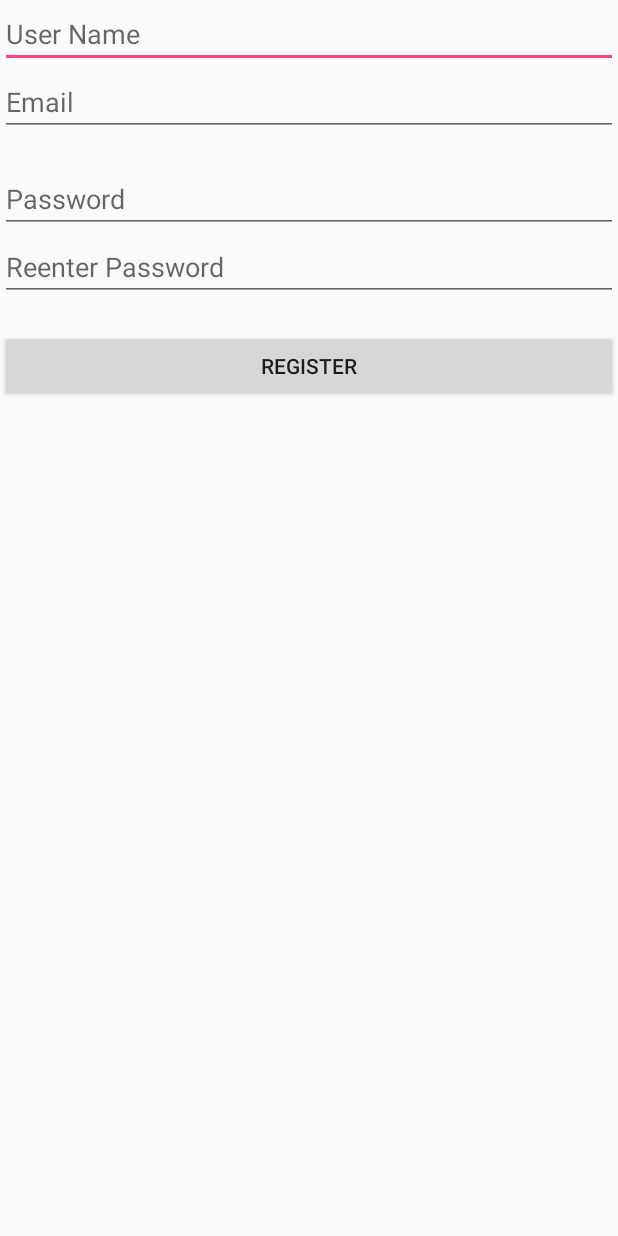
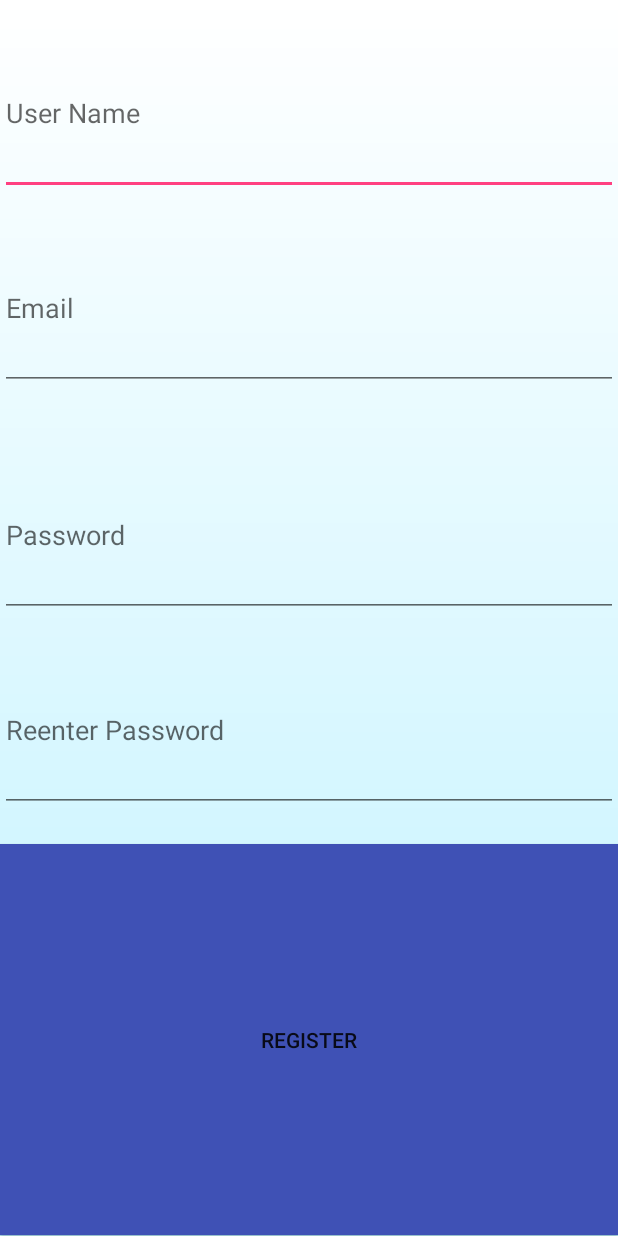
Before and after one commit to krglaws/Pelican, an Android app: the RegistrationActivity screen opened directly, with no data from a screen before it, on a phone screen of 412 x 824 dp. Run offline under Robolectric (Android 15) with nearby library versions, the phone set to English and light mode, and no system bars; our stand-ins replace Firebase (no records; nobody signed in at launch, a user with empty details on screens opened directly); 1 statement that could not run was skipped.

Commit message:
Uploads working. New video files are randomly named, then deleted. Prettied up Login/Registration activities.

```diff
--- a/app/src/main/res/layout/activity_registration.xml
+++ b/app/src/main/res/layout/activity_registration.xml
@@ -5,14 +5,12 @@
     android:layout_width="match_parent"
     android:layout_height="match_parent"
     tools:context="pelican.pelican.LoginActivity"
-    android:orientation="vertical">
-
-    <RelativeLayout
-        android:layout_width="wrap_content"
-        android:layout_height="wrap_content">
+    android:orientation="vertical"
+    android:background="@drawable/gradient">
     <TextView
         android:layout_width="match_parent"
         android:layout_height="wrap_content"
+        android:layout_weight="0.01"
         android:id="@+id/requireName"
         android:text="*"
         android:textColor="@android:color/holo_red_dark"
@@ -20,16 +18,14 @@
     <EditText
         android:layout_width="match_parent"
         android:layout_height="wrap_content"
+        android:layout_weight="0.3"
         android:id="@+id/name"
         android:hint="User Name"/>
-    </RelativeLayout>
 
-    <RelativeLayout
-        android:layout_width="wrap_content"
-        android:layout_height="wrap_content">
     <TextView
         android:layout_width="match_parent"
         android:layout_height="wrap_content"
+        android:layout_weight="0.01"
         android:id="@+id/requireEmail"
         android:text="*"
         android:textColor="@android:color/holo_red_dark"
@@ -37,25 +33,23 @@
     <EditText
         android:layout_width="match_parent"
         android:layout_height="wrap_content"
+        android:layout_weight="0.3"
         android:id="@+id/email"
         android:hint="Email"/>
-    </RelativeLayout>
 
     <TextView
         android:layout_width="match_parent"
         android:layout_height="wrap_content"
+        android:layout_weight="0.01"
         android:id="@+id/passwdNoMatch"
         android:text="Password does not match"
         android:textColor="@android:color/holo_red_dark"
         android:visibility="invisible"/>
 
-    <RelativeLayout
-        android:layout_width="wrap_content"
-        android:layout_height="wrap_content">
-
     <TextView
         android:layout_width="match_parent"
         android:layout_height="wrap_content"
+        android:layout_weight="0.01"
         android:id="@+id/requirePassword1"
         android:text="*"
         android:textColor="@android:color/holo_red_dark"
@@ -63,17 +57,15 @@
     <EditText
         android:layout_width="match_parent"
         android:layout_height="wrap_content"
+        android:layout_weight="0.3"
         android:id="@+id/password1"
         android:hint="Password"
         android:inputType="textPassword"/>
-    </RelativeLayout>
 
-    <RelativeLayout
-        android:layout_width="wrap_content"
-        android:layout_height="wrap_content">
     <TextView
         android:layout_width="match_parent"
         android:layout_height="wrap_content"
+        android:layout_weight="0.01"
         android:id="@+id/requirePassword2"
         android:text="*"
         android:textColor="@android:color/holo_red_dark"
@@ -81,14 +73,15 @@
     <EditText
         android:layout_width="match_parent"
         android:layout_height="wrap_content"
+        android:layout_weight="0.3"
         android:id="@+id/password2"
         android:hint="Reenter Password"
         android:inputType="textPassword"/>
-    </RelativeLayout>
 
     <TextView
         android:layout_width="match_parent"
         android:layout_height="wrap_content"
+        android:layout_weight="0.01"
         android:id="@+id/requireMessage"
         android:text="* Please fill in required fields"
         android:textColor="@android:color/holo_red_dark"
@@ -96,6 +89,8 @@
     <Button
         android:layout_width="match_parent"
         android:layout_height="wrap_content"
+        android:layout_weight="1"
+        android:background="@color/colorPrimary"
         android:text="Register"
         android:id="@+id/register"/>
 
```
Also changed, not shown: app/src/main/java/pelican/pelican/CameraFragment.java (+19 -11 lines), app/src/main/java/pelican/pelican/SplashScreenActivity.java (+0 -22 lines), app/src/main/java/pelican/pelican/VideoPlayer.java (+4 -3 lines), app/src/main/java/pelican/pelican/VideoUploadTask.java (+6 -1 lines), app/src/main/res/layout/activity_choose_login_registration.xml (+15 -0 lines), app/src/main/res/layout/activity_login.xml (+15 -12 lines), app/src/main/res/layout/video_player.xml (+7 -7 lines). Lines whose indentation alone changed are shown as unchanged.
